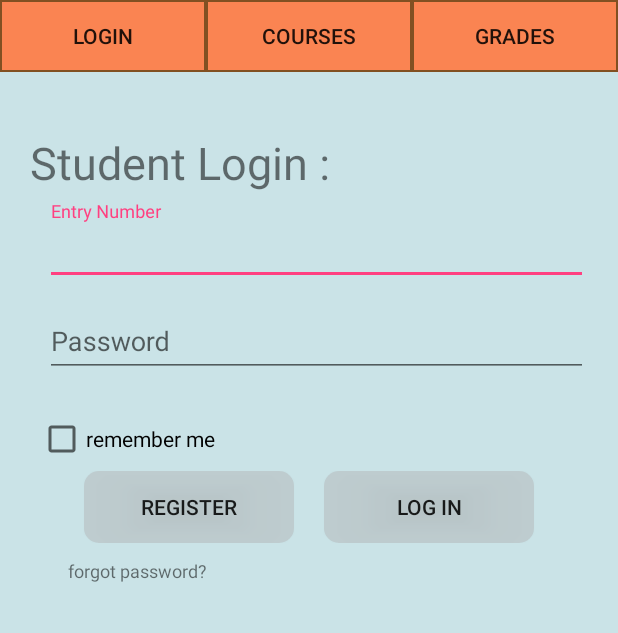
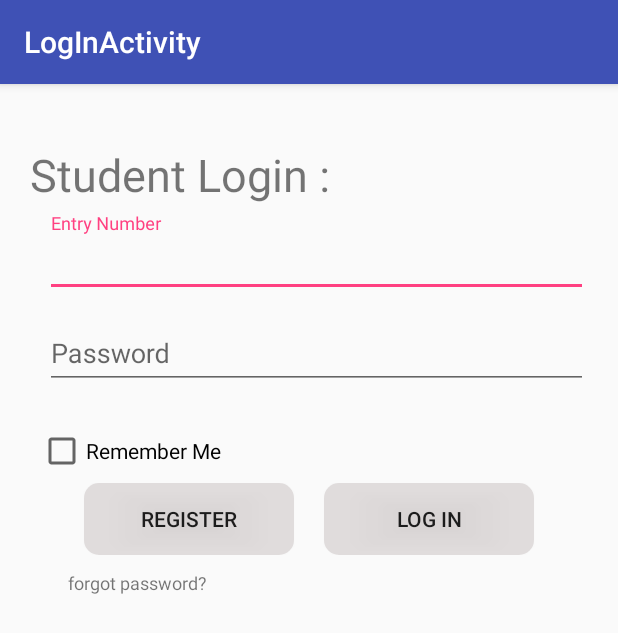
Before and after one commit to RohitNaikJ/Fragments, an Android app: the screen it shows after launch (MainActivity before the commit, LogInActivity after it), on a phone screen of 412 x 824 dp. Shown: the top 633 px of the screen. Run offline under Robolectric (Android 15) with nearby library versions, the phone set to English and light mode, and no system bars; our stand-ins replace Volley.

Commit message:
Separate out Login fragment as an Activity and Add sessions

```diff
--- a/app/build.gradle
+++ b/app/build.gradle
@@ -22,8 +22,8 @@ android {
 dependencies {
     compile fileTree(dir: 'libs', include: ['*.jar'])
     testCompile 'junit:junit:4.12'
+    compile project(':volley')
     compile 'com.android.support:appcompat-v7:23.2.0'
     compile 'com.android.support:design:23.2.0'
     compile 'com.android.support:support-v4:23.2.0'
-    compile project(':volley')
 }
--- a/app/src/main/java/com/rohit/fragmentstutorial/CoursesFragment.java
+++ b/app/src/main/java/com/rohit/fragmentstutorial/CoursesFragment.java
@@ -43,8 +43,8 @@ public class CoursesFragment extends Fragment {
 
 
     @Override
-    public View onCreateView(LayoutInflater inflater, ViewGroup container,
-                             Bundle savedInstanceState) {
+    public View onCreateView(final LayoutInflater inflater, final ViewGroup container,
+                             final Bundle savedInstanceState) {
         // Inflate the layout for this fragment
         View rootView = inflater.inflate(R.layout.fragment_courses, container, false);
         final ListView listView = (ListView)rootView.findViewById(R.id.listView_courses);
@@ -55,7 +55,7 @@ public class CoursesFragment extends Fragment {
         if(sp.getBoolean("ISLOGIN", false)){
             String url = MainActivity.ip+"/courses/list.json";
             //final CourseList[] c = new CourseList[1];
-            Toast.makeText(getActivity(), "Retrieving Courses", Toast.LENGTH_LONG).show();
+            Toast.makeText(getActivity(), "Retrieving Courses", Toast.LENGTH_SHORT).show();
             JsonObjectRequest jsonRequest = new JsonObjectRequest
                     (Request.Method.GET, url, null, new Response.Listener<JSONObject>() {
                         @Override
--- /dev/null
+++ b/app/src/main/java/com/rohit/fragmentstutorial/LogInActivity.java
@@ -0,0 +1,95 @@
+package com.rohit.fragmentstutorial;
+
+import android.content.Context;
+import android.content.Intent;
+import android.content.SharedPreferences;
+import android.os.Bundle;
+import android.support.v7.app.AppCompatActivity;
+import android.support.v7.widget.Toolbar;
+import android.view.View;
+import android.widget.Button;
+import android.widget.Toast;
+
+import com.android.volley.Request;
+import com.android.volley.Response;
+import com.android.volley.VolleyError;
+import com.android.volley.toolbox.JsonObjectRequest;
+import com.android.volley.toolbox.Volley;
+
+import org.json.JSONException;
+import org.json.JSONObject;
+
+import java.net.CookieHandler;
+import java.net.CookieManager;
+
+public class LogInActivity extends AppCompatActivity {
+
+    SharedPreferences sharedPreferences;
+    SharedPreferences.Editor editor;
+    CookieManager manager;
+
+    @Override
+    protected void onCreate(Bundle savedInstanceState) {
+        super.onCreate(savedInstanceState);
+        setContentView(R.layout.activity_log_in);
+        Toolbar toolbar = (Toolbar) findViewById(R.id.toolbar);
+        setSupportActionBar(toolbar);
+        manager = new CookieManager();
+        CookieHandler.setDefault(manager);
+
+        sharedPreferences = getSharedPreferences("MYPREFERENCES", Context.MODE_PRIVATE);
+        editor = sharedPreferences.edit();
+
+        if(sharedPreferences.getBoolean("ISLOGIN", false)){
+            Intent intent = new Intent(LogInActivity.this, MainActivity.class);
+            intent.putExtra("ALREADYLOGEDIN", true);
+            startActivity(intent);
+        }
+
+        Button login = (Button)findViewById(R.id.login);
+        login.setOnClickListener(new View.OnClickListener() {
+            @Override
+            public void onClick(View v) {
+                final String url = MainActivity.ip + "/default/login.json?userid=cs1110200&password=john";
+                Toast.makeText(LogInActivity.this, "Connecting to the server", Toast.LENGTH_SHORT).show();
+                JsonObjectRequest jsonRequest = new JsonObjectRequest
+                        (Request.Method.GET, url, null, new Response.Listener<JSONObject>() {
+                            @Override
+                            public void onResponse(JSONObject response) {
+                                // the response is already constructed as a JSONObject!
+                                try {
+                                    if (response.getBoolean("success")) {
+                                        Toast.makeText(LogInActivity.this, "LogIn Successful", Toast.LENGTH_SHORT).show();
+                                        JSONObject userDetails = response.getJSONObject("user");
+                                        editor.putBoolean("ISLOGIN", true);
+                                        editor.putString("NAME", userDetails.getString("first_name") + " " + userDetails.getString("last_name"));
+                                        editor.putString("EMAIL", userDetails.getString("email"));
+                                        editor.putString("USERNAME", userDetails.getString("username"));
+                                        editor.putString("PASSWORD", userDetails.getString("password"));
+                                        editor.putString("ENTRYNO", userDetails.getString("entry_no"));
+                                        editor.commit();
+
+                                        Intent intent = new Intent(LogInActivity.this, MainActivity.class);
+                                        intent.putExtra("ALREADYLOGEDIN", false);
+                                        startActivity(intent);
+                                    } else
+                                        Toast.makeText(LogInActivity.this, "LogIn Unsuccessful", Toast.LENGTH_LONG).show();
+                                } catch (JSONException e) {
+                                    Toast.makeText(LogInActivity.this, "JSONObjectException:\n" + e.getMessage(), Toast.LENGTH_LONG).show();
+                                    e.printStackTrace();
+                                }
+                            }
+                        }, new Response.ErrorListener() {
+
+                            @Override
+                            public void onErrorResponse(VolleyError error) {
+                                Toast.makeText(LogInActivity.this, "OnErrorResponse:\n" + error.getMessage(), Toast.LENGTH_LONG).show();
+                                error.printStackTrace();
+                            }
+                        });
+                Volley.newRequestQueue(LogInActivity.this).add(jsonRequest);
+            }
+        });
+    }
+
+}
--- a/app/src/main/java/com/rohit/fragmentstutorial/LogInFragment.java
+++ b/app/src/main/java/com/rohit/fragmentstutorial/LogInFragment.java
@@ -38,7 +38,7 @@ public class LogInFragment extends Fragment {
     public View onCreateView(LayoutInflater inflater, ViewGroup container,
                              Bundle savedInstanceState) {
         // Inflate the layout for this fragment
-        View rootView = inflater.inflate(R.layout.fragment_login, container, false);
+        View rootView = null;  //inflater.inflate(R.layout.fragment_login, container, false);
 
         sp = getActivity().getSharedPreferences("MYPREFERENCES", Context.MODE_PRIVATE);
         editor = sp.edit();
--- a/app/src/main/java/com/rohit/fragmentstutorial/MenuFragment.java
+++ b/app/src/main/java/com/rohit/fragmentstutorial/MenuFragment.java
@@ -1,9 +1,9 @@
 package com.rohit.fragmentstutorial;
 
 
+import android.app.Fragment;
 import android.app.FragmentTransaction;
 import android.os.Bundle;
-import android.app.Fragment;
 import android.view.LayoutInflater;
 import android.view.View;
 import android.view.ViewGroup;
@@ -28,22 +28,13 @@ public class MenuFragment extends Fragment {
         // Inflate the layout for this fragment
         View rootView = inflater.inflate(R.layout.fragment_menu, container, false);
 
-        fragment = new LogInFragment();
+        fragment = new CoursesFragment();
         fragmentTransaction = getFragmentManager().beginTransaction().add(R.id.container, fragment);
         fragmentTransaction.commit();
 
-        Button btn_login = (Button)rootView.findViewById(R.id.btn_login);
         Button btn_courses = (Button)rootView.findViewById(R.id.btn_courses);
         Button btn_grades = (Button)rootView.findViewById(R.id.btn_grades);
-
-        btn_login.setOnClickListener(new View.OnClickListener() {
-            @Override
-            public void onClick(View v) {
-                fragment = new LogInFragment();
-                fragmentTransaction = getFragmentManager().beginTransaction().add(R.id.container, fragment);
-                fragmentTransaction.commit();
-            }
-        });
+        Button btn_notifications = (Button)rootView.findViewById(R.id.btn_notifications);
 
         btn_courses.setOnClickListener(new View.OnClickListener() {
             @Override
@@ -63,6 +54,15 @@ public class MenuFragment extends Fragment {
             }
         });
 
+        btn_notifications.setOnClickListener(new View.OnClickListener() {
+            @Override
+            public void onClick(View v) {
+                fragment = new NotificationsFragment();
+                fragmentTransaction = getFragmentManager().beginTransaction().add(R.id.container, fragment);
+                fragmentTransaction.commit();
+            }
+        });
+
         return rootView;
     }
 
--- /dev/null
+++ b/app/src/main/res/layout/activity_log_in.xml
@@ -0,0 +1,26 @@
+<?xml version="1.0" encoding="utf-8"?>
+<android.support.design.widget.CoordinatorLayout xmlns:android="http://schemas.android.com/apk/res/android"
+    xmlns:app="http://schemas.android.com/apk/res-auto"
+    xmlns:tools="http://schemas.android.com/tools"
+    android:layout_width="match_parent"
+    android:layout_height="match_parent"
+    android:fitsSystemWindows="true"
+    tools:context="com.rohit.fragmentstutorial.LogInActivity">
+
+    <android.support.design.widget.AppBarLayout
+        android:layout_width="match_parent"
+        android:layout_height="wrap_content"
+        android:theme="@style/AppTheme.AppBarOverlay">
+
+        <android.support.v7.widget.Toolbar
+            android:id="@+id/toolbar"
+            android:layout_width="match_parent"
+            android:layout_height="?attr/actionBarSize"
+            android:background="?attr/colorPrimary"
+            app:popupTheme="@style/AppTheme.PopupOverlay" />
+
+    </android.support.design.widget.AppBarLayout>
+
+    <include layout="@layout/content_log_in" />
+
+</android.support.design.widget.CoordinatorLayout>
--- /dev/null
+++ b/app/src/main/res/layout/content_log_in.xml
@@ -0,0 +1,98 @@
+<?xml version="1.0" encoding="utf-8"?>
+<RelativeLayout xmlns:android="http://schemas.android.com/apk/res/android"
+    xmlns:app="http://schemas.android.com/apk/res-auto"
+    xmlns:tools="http://schemas.android.com/tools"
+    android:layout_width="match_parent"
+    android:layout_height="match_parent"
+    app:layout_behavior="@string/appbar_scrolling_view_behavior"
+    tools:context="com.rohit.fragmentstutorial.LogInActivity"
+    tools:showIn="@layout/activity_log_in">
+
+    <TextView
+        android:layout_width="match_parent"
+        android:layout_height="wrap_content"
+        android:text="Student Login :"
+        android:textSize="30dp"
+        android:layout_marginTop="40dp"
+        android:layout_marginLeft="20dp"
+        android:focusable="true"
+        android:focusableInTouchMode="false"
+        android:id="@+id/textview"/>
+    <android.support.design.widget.TextInputLayout
+        android:layout_width="match_parent"
+        android:layout_height="wrap_content"
+        android:layout_below="@+id/textview"
+        android:layout_marginLeft="30dp"
+        android:layout_marginRight="20dp"
+        android:layout_marginTop="5dp"
+        android:id="@+id/userlay">
+        <EditText
+            android:layout_width="match_parent"
+            android:layout_height="wrap_content"
+            android:hint="Entry Number"
+            android:maxLines="1"
+            android:singleLine="true"
+            android:id="@+id/Username"
+            />
+    </android.support.design.widget.TextInputLayout>
+    <android.support.design.widget.TextInputLayout
+        android:layout_width="match_parent"
+        android:layout_height="wrap_content"
+        android:layout_below="@+id/userlay"
+        android:layout_marginLeft="30dp"
+        android:layout_marginRight="20dp"
+        android:layout_marginTop="5dp"
+        android:id="@+id/paslay">
+        <EditText
+            android:layout_width="match_parent"
+            android:layout_height="wrap_content"
+            android:hint="Password"
+            android:maxLines="1"
+            android:singleLine="true"
+            android:id="@+id/password"
+            android:inputType="textPassword"
+            />
+    </android.support.design.widget.TextInputLayout>
+    <CheckBox
+        android:layout_width="wrap_content"
+        android:layout_height="wrap_content"
+        android:text="Remember Me"
+        android:id="@+id/remember_login"
+        android:layout_below="@+id/paslay"
+        android:checked="false"
+        android:layout_marginLeft="25dp"
+        android:layout_marginTop="25dp"/>
+    <LinearLayout
+        android:layout_width="match_parent"
+        android:layout_height="wrap_content"
+        android:layout_below="@+id/remember_login"
+        android:orientation="horizontal"
+        android:id="@+id/ll"
+        android:gravity="center_vertical|center_horizontal"
+        android:layout_marginTop="5dp">
+        <Button
+            android:layout_width="140dp"
+            android:layout_height="wrap_content"
+            android:layout_below="@+id/remember_login"
+            android:text="Register"
+            android:id="@+id/button"
+            android:background="@drawable/button_background"
+            android:layout_marginRight="20dp" />
+        <Button
+            android:layout_width="140dp"
+            android:layout_height="wrap_content"
+            android:text="Log In"
+            android:id="@+id/login"
+            android:background="@drawable/button_background"/>
+    </LinearLayout>
+    <TextView
+        android:layout_width="match_parent"
+        android:layout_height="wrap_content"
+        android:text="forgot password?"
+        android:textSize="12dp"
+        android:layout_below="@id/ll"
+        android:layout_marginLeft="45dp"
+        android:id="@+id/forgot"
+        android:layout_marginTop="10dp"
+        android:clickable="true"/>
+</RelativeLayout>
--- a/app/src/main/res/layout/fragment_login.xml
+++ /dev/null
@@ -1,99 +0,0 @@
-<FrameLayout xmlns:android="http://schemas.android.com/apk/res/android"
-    xmlns:tools="http://schemas.android.com/tools"
-    android:layout_width="match_parent"
-    android:layout_height="match_parent"
-    tools:context=".LogInFragment">
-
-    <RelativeLayout
-        android:layout_width="match_parent"
-        android:layout_height="wrap_content">
-        <TextView
-            android:layout_width="match_parent"
-            android:layout_height="wrap_content"
-            android:text="Student Login :"
-            android:textSize="30dp"
-            android:layout_marginTop="40dp"
-            android:layout_marginLeft="20dp"
-            android:focusable="true"
-            android:focusableInTouchMode="false"
-            android:id="@+id/textview"/>
-        <android.support.design.widget.TextInputLayout
-            android:layout_width="match_parent"
-            android:layout_height="wrap_content"
-            android:layout_below="@+id/textview"
-            android:layout_marginLeft="30dp"
-            android:layout_marginRight="20dp"
-            android:layout_marginTop="5dp"
-            android:id="@+id/userlay">
-            <EditText
-                android:layout_width="match_parent"
-                android:layout_height="wrap_content"
-                android:hint="Entry Number"
-                android:maxLines="1"
-                android:singleLine="true"
-                android:id="@+id/Username"
-                />
-        </android.support.design.widget.TextInputLayout>
-        <android.support.design.widget.TextInputLayout
-            android:layout_width="match_parent"
-            android:layout_height="wrap_content"
-            android:layout_below="@+id/userlay"
-            android:layout_marginLeft="30dp"
-            android:layout_marginRight="20dp"
-            android:layout_marginTop="5dp"
-            android:id="@+id/paslay">
-            <EditText
-                android:layout_width="match_parent"
-                android:layout_height="wrap_content"
-                android:hint="Password"
-                android:maxLines="1"
-                android:singleLine="true"
-                android:id="@+id/password"
-                android:inputType="textPassword"
-                />
-        </android.support.design.widget.TextInputLayout>
-        <CheckBox
-            android:layout_width="wrap_content"
-            android:layout_height="wrap_content"
-            android:text="remember me"
-            android:id="@+id/remember_login"
-            android:layout_below="@+id/paslay"
-            android:checked="false"
-            android:layout_marginLeft="25dp"
-            android:layout_marginTop="25dp"/>
-        <LinearLayout
-            android:layout_width="match_parent"
-            android:layout_height="wrap_content"
-            android:layout_below="@+id/remember_login"
-            android:orientation="horizontal"
-            android:id="@+id/ll"
-            android:gravity="center_vertical|center_horizontal"
-            android:layout_marginTop="5dp">
-            <Button
-                android:layout_width="140dp"
-                android:layout_height="wrap_content"
-                android:layout_below="@+id/remember_login"
-                android:text="Register"
-                android:id="@+id/button"
-                android:background="@drawable/button_background"
-                android:layout_marginRight="20dp" />
-            <Button
-                android:layout_width="140dp"
-                android:layout_height="wrap_content"
-                android:text="Log In"
-                android:id="@+id/login"
-                android:background="@drawable/button_background"/>
-        </LinearLayout>
-        <TextView
-            android:layout_width="match_parent"
-            android:layout_height="wrap_content"
-            android:text="forgot password?"
-            android:textSize="12dp"
-            android:layout_below="@id/ll"
-            android:layout_marginLeft="45dp"
-            android:id="@+id/forgot"
-            android:layout_marginTop="10dp"
-            android:clickable="true"/>
-    </RelativeLayout>
-
-</FrameLayout>
--- a/app/src/main/res/layout/fragment_menu.xml
+++ b/app/src/main/res/layout/fragment_menu.xml
@@ -4,14 +4,6 @@
     android:layout_height="wrap_content"
     android:orientation="horizontal"
     tools:context="com.rohit.fragmentstutorial.MenuFragment">
-
-    <Button
-        android:layout_width="0dp"
-        android:layout_height="wrap_content"
-        android:text="LogIn"
-        android:id="@+id/btn_login"
-        android:layout_weight="1"
-        android:background="@drawable/menu_background" />
 
     <Button
         android:layout_width="0dp"
@@ -28,4 +20,12 @@
         android:id="@+id/btn_grades"
         android:layout_weight="1"
         android:background="@drawable/menu_background" />
+
+    <Button
+        android:layout_width="0dp"
+        android:layout_height="wrap_content"
+        android:text="Notifications"
+        android:id="@+id/btn_notifications"
+        android:layout_weight="1"
+        android:background="@drawable/menu_background" />
 </LinearLayout>
--- a/app/src/main/res/values/strings.xml
+++ b/app/src/main/res/values/strings.xml
@@ -5,4 +5,5 @@
     <!-- TODO: Remove or change this placeholder text -->
     <string name="hello_blank_fragment">Hello blank fragment</string>
     <string name="title_activity_main2">Main2Activity</string>
+    <string name="title_activity_log_in">LogInActivity</string>
 </resources>
```
Also changed, not shown: app/src/main/AndroidManifest.xml (+11 -0 lines), app/src/main/java/com/rohit/fragmentstutorial/MainActivity.java (+48 -7 lines), app/src/main/java/com/rohit/fragmentstutorial/NotificationsFragment.java (added, +30 -0 lines), app/src/main/res/layout/fragment_notifications.xml (added, +13 -0 lines).
